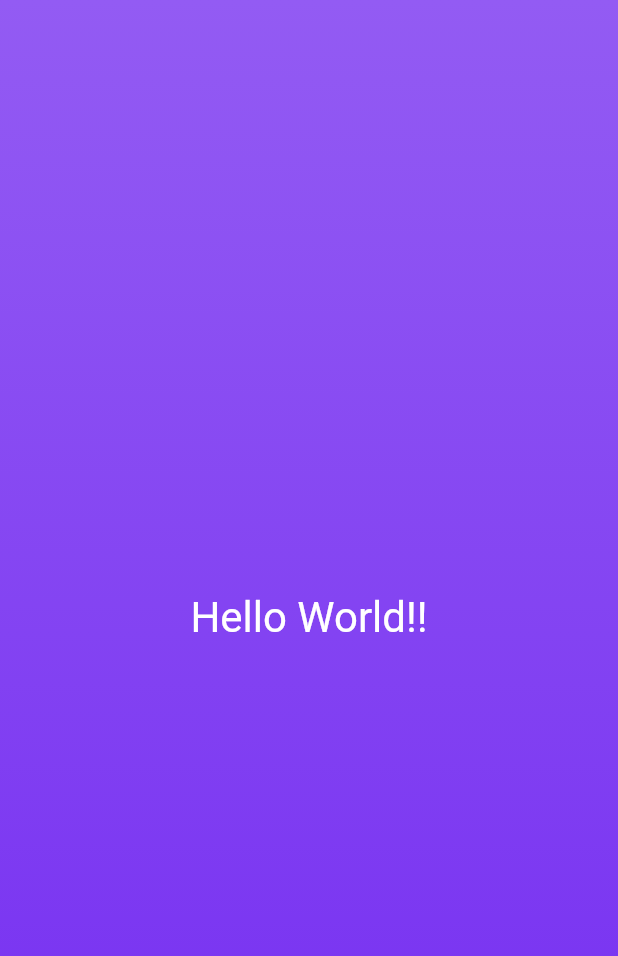
After one commit to foryoudrizzle14/flutter---roll-dice, a Flutter app: the screen it shows after launch, on a phone screen of 412 x 824 dp. The commit adds this screen. Shown: the top 956 px of the screen. Run offline on Flutter 3.47's test engine with Material 2 defaults, Android fonts, the phone set to English and light mode, and no system bars.

Commit message:
component split

```diff
--- /dev/null
+++ b/lib/gradient_container.dart
@@ -0,0 +1,29 @@
+import 'package:flutter/material.dart';
+
+class GradientContainer extends StatelessWidget {
+  const GradientContainer({super.key});
+  @override
+  Widget build(context) {
+    return Container(
+      decoration: const BoxDecoration(
+        gradient: LinearGradient(
+          colors: [
+            Color.fromARGB(255, 147, 91, 243),
+            Color.fromARGB(255, 116, 44, 241),
+          ],
+          begin: Alignment.topLeft,
+          end: Alignment.bottomLeft,
+        ),
+      ),
+      child: const Center(
+        child: Text(
+          'Hello World!!',
+          style: TextStyle(
+            color: Colors.white,
+            fontSize: 28,
+          ),
+        ),
+      ),
+    );
+  }
+}
```
Also changed, not shown: lib/main.dart (+3 -22 lines).
